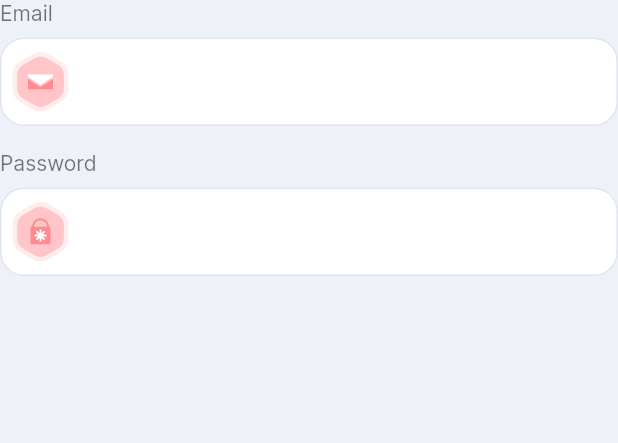
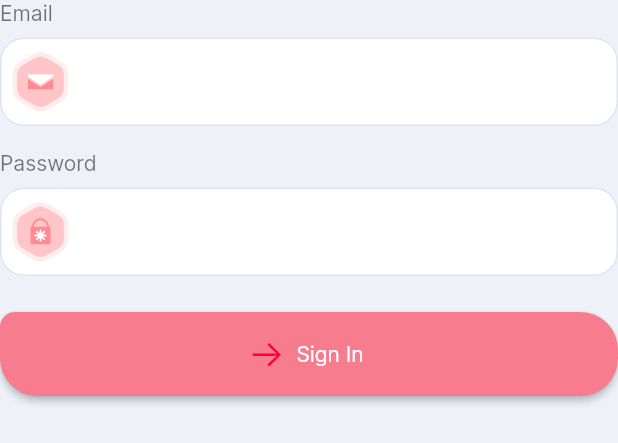
Before and after one commit to stevenmsd/animated_elements_flutter, a Flutter app: the SignInForm widget shown alone on an empty page, opened directly, on a phone screen of 412 x 824 dp. Shown: the top 443 px of the screen. Run offline on Flutter 3.47's test engine with Material 2 defaults, Android fonts, the phone set to English and light mode, and no system bars; our stand-ins replace flutter_svg, rive.

Commit message:
feat:Formulario para el ingreso a la app

```diff
--- a/lib/main.dart
+++ b/lib/main.dart
@@ -16,10 +16,10 @@ class MyApp extends StatelessWidget {
       debugShowCheckedModeBanner: false,
       title: 'The Flutter Way',
       theme: ThemeData(
-        scaffoldBackgroundColor: Color(0xFFEEF1F8),
+        scaffoldBackgroundColor: const Color(0xFFEEF1F8),
         primarySwatch: Colors.blue,
         fontFamily: "Intel",
-        inputDecorationTheme: InputDecorationTheme(
+        inputDecorationTheme: const InputDecorationTheme(
           filled: true,
           fillColor: Colors.white,
           errorStyle: TextStyle(height: 0),
--- a/lib/screens/components/animated_btn.dart
+++ b/lib/screens/components/animated_btn.dart
@@ -1,5 +1,4 @@
 import 'package:flutter/cupertino.dart';
-import 'package:flutter/material.dart';
 import 'package:rive/rive.dart';
 
 class AnimatedBtn extends StatelessWidget {
--- /dev/null
+++ b/lib/screens/components/sign_in_form.dart
@@ -0,0 +1,68 @@
+import 'package:flutter/cupertino.dart';
+import 'package:flutter/material.dart';
+import 'package:flutter_svg/flutter_svg.dart';
+
+class SignInForm extends StatelessWidget {
+  const SignInForm({
+    super.key,
+  });
+
+  @override
+  Widget build(BuildContext context) {
+    return Form(
+        child: Column(
+      crossAxisAlignment: CrossAxisAlignment.start,
+      children: [
+        const Text(
+          "Email",
+          style: TextStyle(color: Colors.black54),
+        ),
+        Padding(
+          padding: const EdgeInsets.only(top: 8, bottom: 16),
+          child: TextFormField(
+            decoration: InputDecoration(
+                prefixIcon: Padding(
+              padding: const EdgeInsets.symmetric(horizontal: 8),
+              child: SvgPicture.asset("assets/icons/email.svg"),
+            )),
+          ),
+        ),
+        const Text(
+          "Password",
+          style: TextStyle(color: Colors.black54),
+        ),
+        Padding(
+          padding: const EdgeInsets.only(top: 8, bottom: 16),
+          child: TextFormField(
+            obscureText: true,
+            decoration: InputDecoration(
+                prefixIcon: Padding(
+              padding: const EdgeInsets.symmetric(horizontal: 8),
+              child: SvgPicture.asset("assets/icons/password.svg"),
+            )),
+          ),
+        ),
+        Padding(
+          padding: const EdgeInsets.only(top: 8, bottom: 24),
+          child: ElevatedButton.icon(
+              onPressed: () {},
+              style: ElevatedButton.styleFrom(
+                  backgroundColor: const Color(0xFFF77D8E),
+                  minimumSize: const Size(double.infinity, 56),
+                  shape: const RoundedRectangleBorder(
+                      borderRadius: BorderRadius.only(
+                    topLeft: Radius.circular(10),
+                    topRight: Radius.circular(25),
+                    bottomRight: Radius.circular(25),
+                    bottomLeft: Radius.circular(25),
+                  ))),
+              icon: const Icon(
+                CupertinoIcons.arrow_right,
+                color: Color(0xFFFE0037),
+              ),
+              label: const Text("Sign In")),
+        )
+      ],
+    ));
+  }
+}
```
Also changed, not shown: lib/screens/onboding/onboding_screen.dart (+79 -75 lines).
